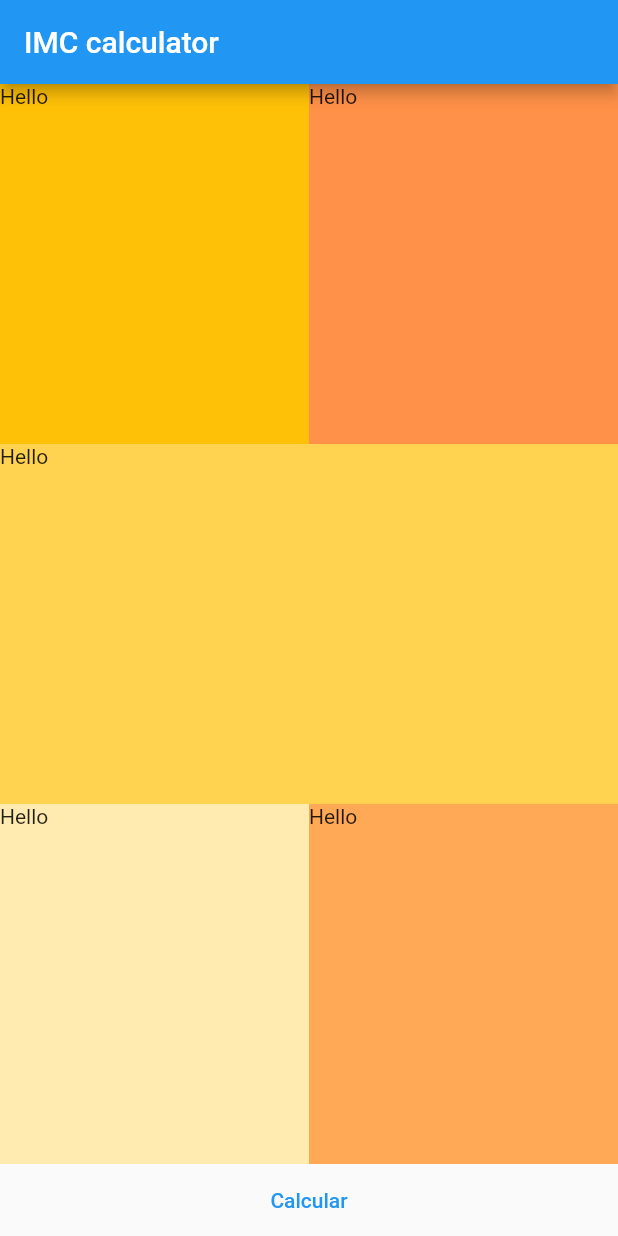
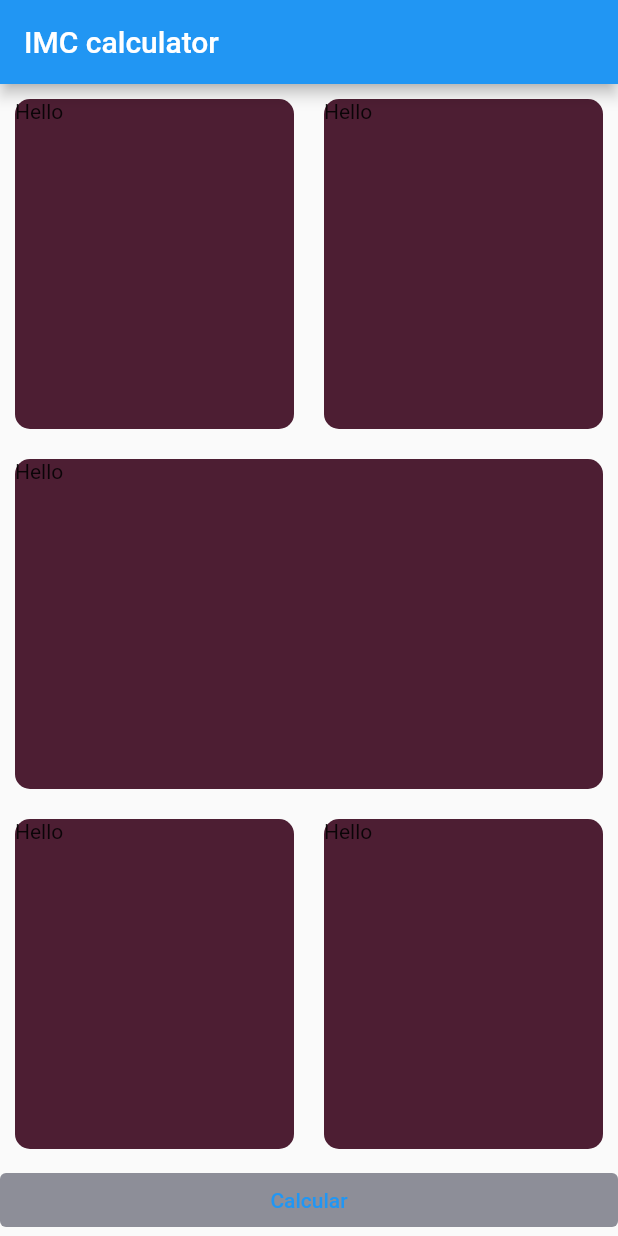
Before and after one commit to Matheus-IT/styled_calculator, a Flutter app: the screen it shows after launch, on a phone screen of 412 x 824 dp. Run offline on Flutter 3.47's test engine with Material 2 defaults, Android fonts, the light colour scheme and no system bars.

Commit message:
new custom widget for cards

```diff
--- a/lib/screens/main_screen.dart
+++ b/lib/screens/main_screen.dart
@@ -1,4 +1,5 @@
 import 'package:flutter/material.dart';
+import 'package:styled_calculator/widgets/round_card.dart';
 
 class MainScreen extends StatelessWidget {
   @override
@@ -8,79 +9,39 @@ class MainScreen extends StatelessWidget {
           title: const Text('IMC calculator'),
         ),
         body: Column(
+          crossAxisAlignment: CrossAxisAlignment.stretch,
           children: [
             Expanded(
               flex: 1,
               child: Row(
                 children: [
-                  Expanded(
-                    flex: 1,
-                    child: Container(
-                      color: Colors.amber,
-                      child: Container(
-                        height: double.infinity,
-                        child: Text('Hello'),
-                      ),
-                    ),
-                  ),
-                  Expanded(
-                    flex: 1,
-                    child: Container(
-                      color: Color.fromARGB(255, 255, 145, 72),
-                      child: Container(
-                        height: double.infinity,
-                        child: Text('Hello'),
-                      ),
-                    ),
-                  )
+                  Expanded(flex: 1, child: RoundCard()),
+                  Expanded(flex: 1, child: RoundCard())
                 ],
               ),
             ),
             Expanded(
               flex: 1,
               child: Row(
-                children: [
-                  Expanded(
-                    flex: 1,
-                    child: Container(
-                      color: Color.fromARGB(255, 255, 211, 79),
-                      child: Container(
-                        height: double.infinity,
-                        child: Text('Hello'),
-                      ),
-                    ),
-                  )
-                ],
+                children: [Expanded(flex: 1, child: RoundCard())],
               ),
             ),
             Expanded(
               flex: 1,
               child: Row(
                 children: [
-                  Expanded(
-                    flex: 1,
-                    child: Container(
-                      color: Color.fromARGB(255, 255, 235, 175),
-                      child: Container(
-                        height: double.infinity,
-                        child: Text('Hello'),
-                      ),
-                    ),
-                  ),
-                  Expanded(
-                    flex: 1,
-                    child: Container(
-                      color: Color.fromARGB(255, 255, 168, 86),
-                      child: Container(
-                        height: double.infinity,
-                        child: Text('Hello'),
-                      ),
-                    ),
-                  )
+                  Expanded(flex: 1, child: RoundCard()),
+                  Expanded(flex: 1, child: RoundCard())
                 ],
               ),
             ),
-            TextButton(onPressed: () {}, child: Text('Calcular'))
+            TextButton(
+              onPressed: () {},
+              child: Text('Calcular'),
+              style: TextButton.styleFrom(
+                backgroundColor: const Color(0xff8d8e98),
+              ),
+            )
           ],
         ));
   }
--- /dev/null
+++ b/lib/widgets/round_card.dart
@@ -0,0 +1,20 @@
+import 'package:flutter/material.dart';
+
+class RoundCard extends StatelessWidget {
+  const RoundCard({
+    Key? key,
+  }) : super(key: key);
+
+  @override
+  Widget build(BuildContext context) {
+    return Container(
+      height: double.infinity,
+      decoration: BoxDecoration(
+        color: const Color(0xff4d1e33),
+        borderRadius: BorderRadius.circular(10.0),
+      ),
+      margin: const EdgeInsets.all(10.0),
+      child: const Text('Hello'),
+    );
+  }
+}
```
